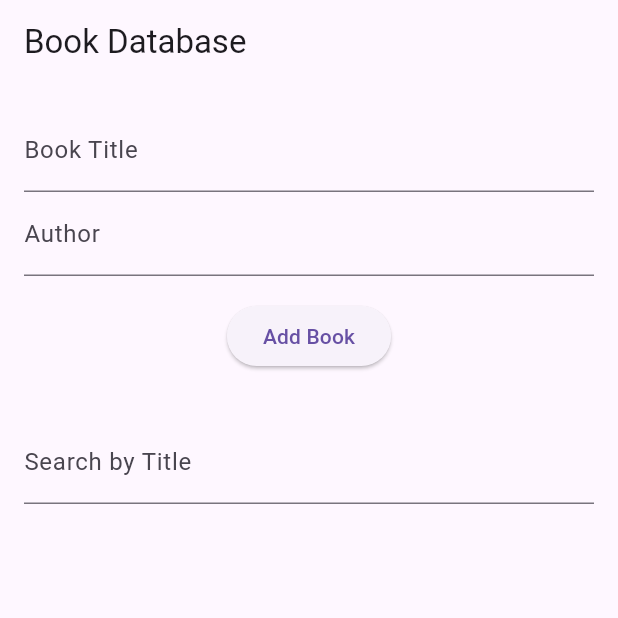
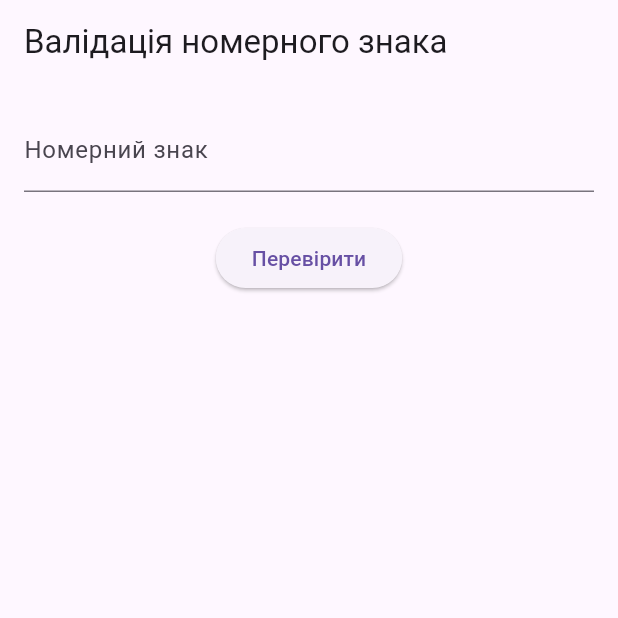
Before and after one commit to Veronika56723/CPP-LB3, a Flutter app: the screen it shows after launch, on a phone screen of 412 x 824 dp, the top half of it. Run offline on Flutter 3.47's test engine with Material 3 defaults, Android fonts, the phone set to English and light mode, and no system bars; drawn by our look-alikes of flutter_form_builder; our stand-ins replace form_builder_validators.

Commit message:
cpp-lab4

```diff
--- a/lib/database.dart
+++ /dev/null
@@ -1,79 +0,0 @@
-import 'package:sqflite/sqflite.dart';
-import 'package:path/path.dart';
-
-class DatabaseHelper {
-  static const _databaseName = "BooksDB.db";
-  static const _databaseVersion = 1;
-
-  static const table = 'books';
-
-  static const columnId = 'id';
-  static const columnTitle = 'title';
-  static const columnAuthor = 'author';
-
-  // Make this a singleton class.
-  DatabaseHelper._privateConstructor();
-  static final DatabaseHelper instance = DatabaseHelper._privateConstructor();
-
-  // Only have a single app-wide reference to the database.
-  static Database? _database;
-  Future<Database?> get database async {
-    if (_database != null) return _database;
-    _database = await _initDatabase();
-    return _database;
-  }
-
-  // Opens the database (creates it if it doesn't exist).
-  Future<Database> _initDatabase() async {
-    String path = join(await getDatabasesPath(), _databaseName);
-    return await openDatabase(path,
-        version: _databaseVersion, onCreate: _onCreate);
-  }
-
-  // SQL code to create the database table.
-  Future _onCreate(Database db, int version) async {
-    await db.execute('''
-      CREATE TABLE $table (
-        $columnId INTEGER PRIMARY KEY AUTOINCREMENT,
-        $columnTitle TEXT NOT NULL,
-        $columnAuthor TEXT NOT NULL
-      )
-    ''');
-  }
-
-  // Helper methods that raw SQL queries.
-
-  Future<int> insert(Map<String, dynamic> row) async {
-    Database? db = await instance.database;
-    return await db!.insert(table, row);
-  }
-
-  Future<List<Map<String, dynamic>>> queryAllRows() async {
-    Database? db = await instance.database;
-    return await db!.query(table);
-  }
-
-  Future<List<Map<String, dynamic>>> queryRows(String title) async {
-    Database? db = await instance.database;
-    return await db!
-        .query(table, where: '$columnTitle LIKE ?', whereArgs: ['%$title%']);
-  }
-
-  Future<int?> queryRowCount() async {
-    Database? db = await instance.database;
-    return Sqflite.firstIntValue(
-        await db!.rawQuery('SELECT COUNT(*) FROM $table'));
-  }
-
-  Future<int> update(Map<String, dynamic> row) async {
-    Database? db = await instance.database;
-    int id = row[columnId];
-    return await db!
-        .update(table, row, where: '$columnId = ?', whereArgs: [id]);
-  }
-
-  Future<int> delete(int id) async {
-    Database? db = await instance.database;
-    return await db!.delete(table, where: '$columnId = ?', whereArgs: [id]);
-  }
-}
--- a/lib/main.dart
+++ b/lib/main.dart
@@ -1,5 +1,6 @@
 import 'package:flutter/material.dart';
-import 'database.dart';
+import 'package:flutter_form_builder/flutter_form_builder.dart';
+import 'package:form_builder_validators/form_builder_validators.dart';
 
 void main() {
   runApp(const MyApp());
@@ -11,125 +12,70 @@ class MyApp extends StatelessWidget {
   @override
   Widget build(BuildContext context) {
     return MaterialApp(
-      title: 'Book Database',
-      theme: ThemeData(
-        primarySwatch: Colors.blue,
-      ),
-      home: const BookListScreen(),
-    );
-  }
-}
-
-class BookListScreen extends StatefulWidget {
-  const BookListScreen({super.key});
-
-  @override
-  State<BookListScreen> createState() => _BookListScreenState();
-}
-
-class _BookListScreenState extends State<BookListScreen> {
-  final dbHelper = DatabaseHelper.instance;
-  List<Map<String, dynamic>> books = [];
-  final TextEditingController titleController = TextEditingController();
-  final TextEditingController authorController = TextEditingController();
-  final TextEditingController searchController = TextEditingController();
-
-  @override
-  void initState() {
-    super.initState();
-    _queryAll();
-  }
-
-  void _insert() async {
-    Map<String, dynamic> row = {
-      DatabaseHelper.columnTitle: titleController.text,
-      DatabaseHelper.columnAuthor: authorController.text,
-    };
-    final id = await dbHelper.insert(row);
-    debugPrint('inserted row id: $id');
-    _queryAll();
-    titleController.clear();
-    authorController.clear();
-  }
-
-  void _queryAll() async {
-    final allRows = await dbHelper.queryAllRows();
-    setState(() {
-      books = allRows;
-    });
-    debugPrint('query all rows:');
-    allRows.forEach((row) => debugPrint(row.toString()));
-  }
-
-  void _query(String title) async {
-    final rows = await dbHelper.queryRows(title);
-    setState(() {
-      books = rows;
-    });
-    debugPrint('query "$title":');
-    rows.forEach((row) => debugPrint(row.toString()));
-  }
-
-  @override
-  Widget build(BuildContext context) {
-    return Scaffold(
-      appBar: AppBar(
-        title: const Text('Book Database'),
-      ),
-      body: Padding(
-        padding: const EdgeInsets.all(16.0),
-        child: Column(
-          children: <Widget>[
-            TextField(
-              controller: titleController,
-              decoration: const InputDecoration(labelText: 'Book Title'),
-            ),
-            TextField(
-              controller: authorController,
-              decoration: const InputDecoration(labelText: 'Author'),
-            ),
-            const SizedBox(height: 16),
-            ElevatedButton(
-              onPressed: _insert,
-              child: const Text('Add Book'),
-            ),
-            const SizedBox(height: 32),
-            TextField(
-              controller: searchController,
-              decoration: const InputDecoration(labelText: 'Search by Title'),
-              onChanged: (value) {
-                if (value.isNotEmpty) {
-                  _query(value);
-                } else {
-                  _queryAll();
-                }
-              },
-            ),
-            const SizedBox(height: 16),
-            Expanded(
-              child: ListView.builder(
-                itemCount: books.length,
-                itemBuilder: (context, index) {
-                  return Card(
-                    child: Padding(
-                      padding: const EdgeInsets.all(8.0),
-                      child: Column(
-                        crossAxisAlignment: CrossAxisAlignment.start,
-                        children: <Widget>[
-                          Text('Title: ${books[index]['title']}',
-                              style:
-                                  const TextStyle(fontWeight: FontWeight.bold)),
-                          Text('Author: ${books[index]['author']}'),
-                        ],
-                      ),
-                    ),
-                  );
-                },
-              ),
-            ),
-          ],
+      home: Scaffold(
+        appBar: AppBar(title: const Text('Валідація номерного знака')),
+        body: const Padding(
+          padding: EdgeInsets.all(16.0),
+          child: LicensePlateForm(),
         ),
       ),
     );
   }
 }
+
+class LicensePlateForm extends StatefulWidget {
+  const LicensePlateForm({super.key});
+
+  @override
+  State<LicensePlateForm> createState() => _LicensePlateFormState();
+}
+
+class _LicensePlateFormState extends State<LicensePlateForm> {
+  final _formKey = GlobalKey<FormBuilderState>();
+
+  @override
+  Widget build(BuildContext context) {
+    return FormBuilder(
+      key: _formKey,
+      child: Column(
+        children: <Widget>[
+          FormBuilderTextField(
+            name: 'license_plate',
+            decoration: const InputDecoration(labelText: 'Номерний знак'),
+            validator: FormBuilderValidators.compose([
+              FormBuilderValidators.required(
+                  errorText: 'Введіть номерний знак'),
+              (value) {
+                if (value == null || value.isEmpty) return null;
+                if (!RegExp(
+                        r'^[А-ЯІЄҐ]{2}\d{4}[А-ЯІЄҐ]{2}$|^[А-ЯІЄҐ]{2}\d{3}[А-ЯІЄҐ]{2}$')
+                    .hasMatch(value.toUpperCase())) {
+                  return 'Невірний формат номерного знака';
+                }
+                return null;
+              },
+            ]),
+            textCapitalization: TextCapitalization.characters,
+          ),
+          const SizedBox(height: 20),
+          ElevatedButton(
+            onPressed: () {
+              if (_formKey.currentState!.validate()) {
+                ScaffoldMessenger.of(context).showSnackBar(
+                  const SnackBar(content: Text('Номерний знак валідний!')),
+                );
+                print(_formKey.currentState!.value);
+              } else {
+                ScaffoldMessenger.of(context).showSnackBar(
+                  const SnackBar(
+                      content: Text('Невірний формат номерного знака')),
+                );
+              }
+            },
+            child: const Text('Перевірити'),
+          ),
+        ],
+      ),
+    );
+  }
+}
```
Also changed, not shown: pubspec.yaml (+4 -4 lines), pubspec.lock, 1 other file.
